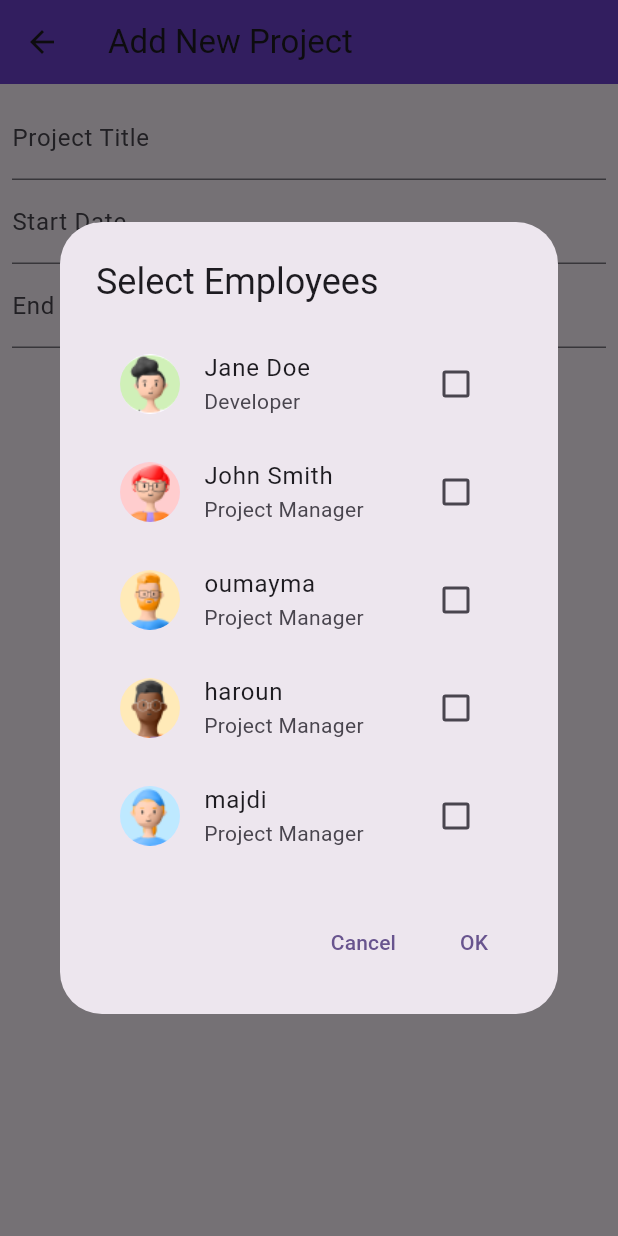
After one commit to oumayma-tray/pfe, a Flutter app: the AddProjectPage screen opened directly, after a tap on "Add Employees", on a phone screen of 412 x 824 dp. The commit adds this screen. Run offline on Flutter 3.47's test engine with Material 3 defaults, Android fonts, the phone set to English and light mode, and no system bars; our stand-ins replace audioplayers, camera, email_validator, file_picker, google_fonts, image_picker and 3 more; missing offline and left inert: flutter_sound.

Commit message:
addProjectPage

```diff
--- a/front_end/mobile_app/lib/Employee Management/Employees.dart
+++ b/front_end/mobile_app/lib/Employee Management/Employees.dart
@@ -46,7 +46,7 @@ List<Employee> getMockEmployees() {
       jobTitle: 'Developer',
       phoneNumber: '555-0100',
       country: 'USA',
-      imagePath: 'assets/employee.png',
+      imagePath: 'assets/Ellipse 10.png',
       firstName: 'Jane',
       lastName: 'Doe',
       language: 'English',
@@ -60,7 +60,40 @@ List<Employee> getMockEmployees() {
       jobTitle: 'Project Manager',
       phoneNumber: '555-0101',
       country: 'USA',
-      imagePath: 'assets/employee.png',
+      imagePath: 'assets/Ellipse 11.png',
+    ),
+    Employee(
+      name: 'oumayma',
+      firstName: 'oumayma',
+      lastName: 'tray',
+      language: 'English',
+      email: 'john.smith@example.com',
+      jobTitle: 'Project Manager',
+      phoneNumber: '555-0101',
+      country: 'USA',
+      imagePath: 'assets/Ellipse 12.png',
+    ),
+    Employee(
+      name: 'haroun',
+      firstName: 'haroun',
+      lastName: 'tray',
+      language: 'English',
+      email: 'john.smith@example.com',
+      jobTitle: 'Project Manager',
+      phoneNumber: '555-0101',
+      country: 'USA',
+      imagePath: 'assets/Ellipse 15.png',
+    ),
+    Employee(
+      name: 'majdi',
+      firstName: 'majdi',
+      lastName: 'tray',
+      language: 'English',
+      email: 'john.smith@example.com',
+      jobTitle: 'Project Manager',
+      phoneNumber: '555-0101',
+      country: 'USA',
+      imagePath: 'assets/Ellipse 14.png',
     ),
     // Add more employees as needed
   ];
--- a/front_end/mobile_app/lib/project management/gestion de projet/ProjectManagementDetails.dart
+++ b/front_end/mobile_app/lib/project management/gestion de projet/ProjectManagementDetails.dart
@@ -1,6 +1,7 @@
 import 'package:flutter/material.dart';
 import 'package:google_fonts/google_fonts.dart';
 import 'package:mobile_app/Employee%20Management/Employees.dart';
+import 'package:mobile_app/project%20management/gestion%20de%20projet/addproject.dart';
 import 'package:mobile_app/project%20management/gestion%20de%20projet/listeProjet.dart';
 import 'package:mobile_app/project%20management/gestion%20de%20projet/project.dart';
 
@@ -48,6 +49,12 @@ class _ProjectManagementDetailsState extends State<ProjectManagementDetails> {
       appBar: AppBar(
         title: Text('Manage Projects', style: TextStyle(color: Colors.white)),
         backgroundColor: Color(0xFF6D42CE),
+        actions: <Widget>[
+          IconButton(
+            icon: Icon(Icons.add),
+            onPressed: () => _navigateToAddProject(context),
+          ),
+        ],
       ),
       body: currentUser == null
           ? Center(child: Text("No user found"))
@@ -174,3 +181,9 @@ class _ProjectManagementDetailsState extends State<ProjectManagementDetails> {
     return canModify;
   }
 }
+
+void _navigateToAddProject(BuildContext context) {
+  Navigator.of(context).push(
+    MaterialPageRoute(builder: (context) => AddProjectPage()),
+  );
+}
--- /dev/null
+++ b/front_end/mobile_app/lib/project management/gestion de projet/addproject.dart
@@ -0,0 +1,150 @@
+import 'package:flutter/material.dart';
+import 'package:google_fonts/google_fonts.dart';
+import 'package:mobile_app/Employee%20Management/Employees.dart'; // Ensure the import path matches your project structure
+
+class AddProjectPage extends StatefulWidget {
+  @override
+  _AddProjectPageState createState() => _AddProjectPageState();
+}
+
+class _AddProjectPageState extends State<AddProjectPage> {
+  final _formKey = GlobalKey<FormState>();
+  String? _title, _startDate, _endDate;
+  List<Employee> employees = getMockEmployees(); // Get the list of employees
+  List<Employee> _selectedEmployees = [];
+  // To store the selected employee names
+
+  @override
+  Widget build(BuildContext context) {
+    return Scaffold(
+      appBar: AppBar(
+        title: Text('Add New Project'),
+        backgroundColor: Color(0xFF6D42CE),
+      ),
+      body: Form(
+        key: _formKey,
+        child: SingleChildScrollView(
+          padding: EdgeInsets.all(8.0),
+          child: Column(
+            children: <Widget>[
+              TextFormField(
+                decoration: InputDecoration(labelText: 'Project Title'),
+                validator: (value) {
+                  if (value == null || value.isEmpty) {
+                    return 'Please enter project title';
+                  }
+                  return null;
+                },
+                onSaved: (value) => _title = value,
+              ),
+              TextFormField(
+                decoration: InputDecoration(labelText: 'Start Date'),
+                validator: (value) {
+                  if (value == null || value.isEmpty) {
+                    return 'Please enter start date';
+                  }
+                  return null;
+                },
+                onSaved: (value) => _startDate = value,
+              ),
+              TextFormField(
+                decoration: InputDecoration(labelText: 'End Date'),
+                validator: (value) {
+                  if (value == null || value.isEmpty) {
+                    return 'Please enter end date';
+                  }
+                  return null;
+                },
+                onSaved: (value) => _endDate = value,
+              ),
+              ElevatedButton(
+                onPressed: _showEmployeePicker,
+                child: Text('Add Employees'),
+              ),
+              ElevatedButton(
+                onPressed: _submitForm,
+                child: Text('Create Project'),
+              )
+            ],
+          ),
+        ),
+      ),
+    );
+  }
+
+  void _submitForm() {
+    if (_formKey.currentState!.validate()) {
+      _formKey.currentState!.save();
+      // Here, you would handle the project creation logic including the selected employees
+      // Example: Save to database or send to server
+      print("Selected Employees: $_selectedEmployees");
+      Navigator.of(context).pop(); // Optionally pop the context after creation
+    }
+  }
+
+  void _showEmployeePicker() {
+    // Create a local copy of selected employees for use within the dialog
+    List<Employee> localSelectedEmployees =
+        List<Employee>.from(_selectedEmployees);
+
+    showDialog(
+      context: context,
+      builder: (BuildContext context) {
+        return AlertDialog(
+          title: Text('Select Employees'),
+          content: StatefulBuilder(
+            builder: (BuildContext context, StateSetter setStateDialog) {
+              return Container(
+                width: double.maxFinite,
+                child: ListView.builder(
+                  shrinkWrap: true,
+                  itemCount: employees.length,
+                  itemBuilder: (BuildContext context, int index) {
+                    bool isSelected =
+                        localSelectedEmployees.contains(employees[index]);
+                    return CheckboxListTile(
+                      title: Text(employees[index].name),
+                      subtitle: Text(employees[index].jobTitle),
+                      secondary: CircleAvatar(
+                        backgroundImage: AssetImage(employees[index].imagePath),
+                      ),
+                      value: isSelected,
+                      onChanged: (bool? value) {
+                        setStateDialog(() {
+                          if (value == true) {
+                            if (!localSelectedEmployees
+                                .contains(employees[index])) {
+                              localSelectedEmployees.add(employees[index]);
+                            }
+                          } else {
+                            localSelectedEmployees
+                                .removeWhere((emp) => emp == employees[index]);
+                          }
+                        });
+                      },
+                    );
+                  },
+                ),
+              );
+            },
+          ),
+          actions: <Widget>[
+            TextButton(
+              child: Text('Cancel'),
+              onPressed: () => Navigator.of(context).pop(),
+            ),
+            TextButton(
+              child: Text('OK'),
+              onPressed: () {
+                setState(() {
+                  _selectedEmployees = localSelectedEmployees;
+                });
+                Navigator.of(context).pop();
+              },
+            ),
+          ],
+        );
+      },
+    );
+  }
+}
--- a/front_end/mobile_app/lib/project management/gestion de projet/listeProjet.dart
+++ b/front_end/mobile_app/lib/project management/gestion de projet/listeProjet.dart
@@ -1,4 +1,5 @@
 import 'package:flutter/foundation.dart';
+import 'package:mobile_app/Employee%20Management/Employees.dart';
 
 class Project {
   String title;
@@ -7,10 +8,12 @@ class Project {
   int _progress;
   String createdBy;
   List<Task> tasks;
+  List<Employee> employees;
 
   Project({
     required this.title,
     required this.startDate,
+    required this.employees,
     required this.endDate,
     int progress = 0, // Default to 0 for initial progress
     required this.createdBy,
@@ -119,6 +122,7 @@ class ListeProjet {
         ),
         // Add more tasks as needed
       ],
+      employees: [],
     ),
     Project(
       title: 'Project 2',
@@ -150,6 +154,7 @@ class ListeProjet {
         ),
         // Add more tasks as needed
       ],
+      employees: [],
     ),
     // ... Add more project instances with tasks as needed
   ];
```
